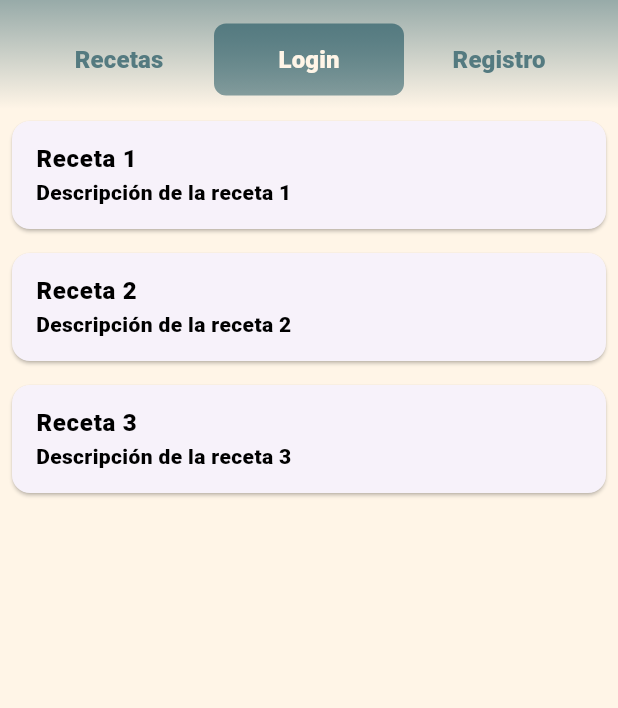
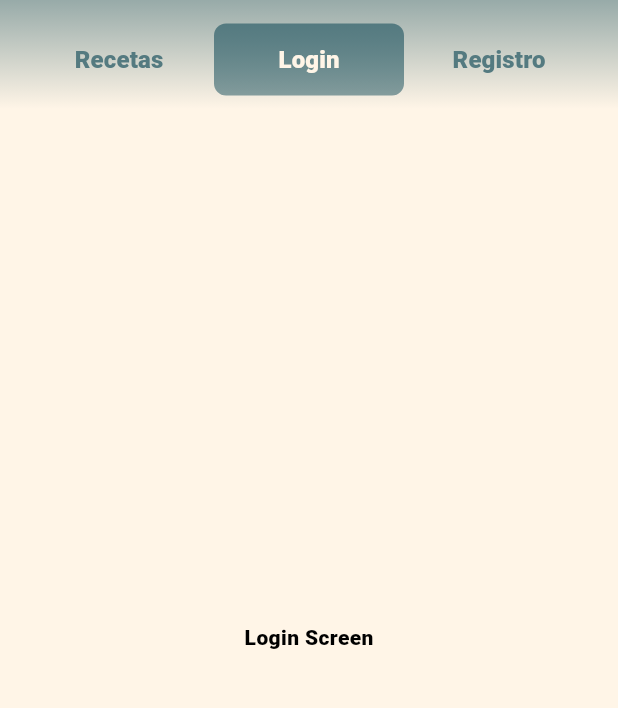
Before and after one commit to Jiwemoyo/EasyMenuApp, a Flutter app: the screen it shows after launch, after a tap on "Login", on a phone screen of 412 x 824 dp, the part 71-779 px from its top. Run offline on Flutter 3.47's test engine with Material 3 defaults, Android fonts, the phone set to English and light mode, and no system bars; Roboto replaces fonts that are missing (Roboto-bold).

Commit message:
barra de navegacion funcional

```diff
--- a/lib/main.dart
+++ b/lib/main.dart
@@ -2,6 +2,9 @@
 import 'package:flutter/material.dart';
 import 'utils/constants.dart';
 import 'screens/home_screen.dart';
+import 'screens/login_screen.dart';
+import 'screens/register_screen.dart';
+import 'widgets/custom_app_bar.dart';
 
 void main() {
   runApp(MyApp());
@@ -31,8 +34,40 @@ class MyApp extends StatelessWidget {
           bodyMedium: TextStyle(fontFamily: 'Roboto-bold', fontSize: 14, color: Colors.black),
         ),
       ),
-      home: HomeScreen(),
+      home: MainScreen(),
       debugShowCheckedModeBanner: false,
     );
   }
 }
+
+class MainScreen extends StatefulWidget {
+  @override
+  _MainScreenState createState() => _MainScreenState();
+}
+
+class _MainScreenState extends State<MainScreen> {
+  int _selectedIndex = 0;
+
+  final List<Widget> _screens = [
+    HomeScreen(),
+    LoginScreen(),
+    RegistroScreen(),
+  ];
+
+  @override
+  Widget build(BuildContext context) {
+    return Scaffold(
+      appBar: CustomAppBar(
+        onButtonPressed: (index) {
+          setState(() {
+            _selectedIndex = index;
+          });
+        },
+      ),
+      body: IndexedStack(
+        index: _selectedIndex,
+        children: _screens,
+      ),
+    );
+  }
+}
--- a/lib/screens/home_screen.dart
+++ b/lib/screens/home_screen.dart
@@ -1,43 +1,10 @@
-// lib/screens/home_screen.dart
 import 'package:flutter/material.dart';
-import '../widgets/custom_app_bar.dart';
 
-class HomeScreen extends StatefulWidget {
-  @override
-  _HomeScreenState createState() => _HomeScreenState();
-}
-
-class _HomeScreenState extends State<HomeScreen> {
+class HomeScreen extends StatelessWidget {
   @override
   Widget build(BuildContext context) {
-    return Scaffold(
-      appBar: CustomAppBar(),
-      body: Column(
-        children: [
-          Expanded(
-            child: ListView(
-              children: [
-                _buildRecipeCard('Receta 1', 'Descripción de la receta 1'),
-                _buildRecipeCard('Receta 2', 'Descripción de la receta 2'),
-                _buildRecipeCard('Receta 3', 'Descripción de la receta 3'),
-              ],
-            ),
-          ),
-        ],
-      ),
-    );
-  }
-
-  Widget _buildRecipeCard(String title, String description) {
-    return Card(
-      margin: EdgeInsets.all(8.0),
-      child: ListTile(
-        title: Text(title, style: Theme.of(context).textTheme.bodyLarge),
-        subtitle: Text(description, style: Theme.of(context).textTheme.bodyMedium),
-        onTap: () {
-          // Navegar a la pantalla de detalles de la receta
-        },
-      ),
+    return Center(
+      child: Text('Home Screen'),
     );
   }
 }
--- /dev/null
+++ b/lib/screens/login_screen.dart
@@ -0,0 +1,10 @@
+import 'package:flutter/material.dart';
+
+class LoginScreen extends StatelessWidget {
+  @override
+  Widget build(BuildContext context) {
+    return Center(
+      child: Text('Login Screen'),
+    );
+  }
+}
--- /dev/null
+++ b/lib/screens/register_screen.dart
@@ -0,0 +1,10 @@
+import 'package:flutter/material.dart';
+
+class RegistroScreen extends StatelessWidget {
+  @override
+  Widget build(BuildContext context) {
+    return Center(
+      child: Text('Registro Screen'),
+    );
+  }
+}
--- a/lib/widgets/custom_app_bar.dart
+++ b/lib/widgets/custom_app_bar.dart
@@ -1,7 +1,12 @@
+// lib/widgets/custom_app_bar.dart
 import 'package:flutter/material.dart';
 import '../utils/constants.dart';
 
 class CustomAppBar extends StatefulWidget implements PreferredSizeWidget {
+  final Function(int) onButtonPressed;
+
+  CustomAppBar({required this.onButtonPressed});
+
   @override
   Size get preferredSize => Size.fromHeight(120.0);
 
@@ -78,6 +83,7 @@ class _CustomAppBarState extends State<CustomAppBar> {
                               setState(() {
                                 _selectedButton = _buttons[index];
                                 _selectedIndex = index;
+                                widget.onButtonPressed(index);
                               });
                             },
                             style: TextButton.styleFrom(
```
